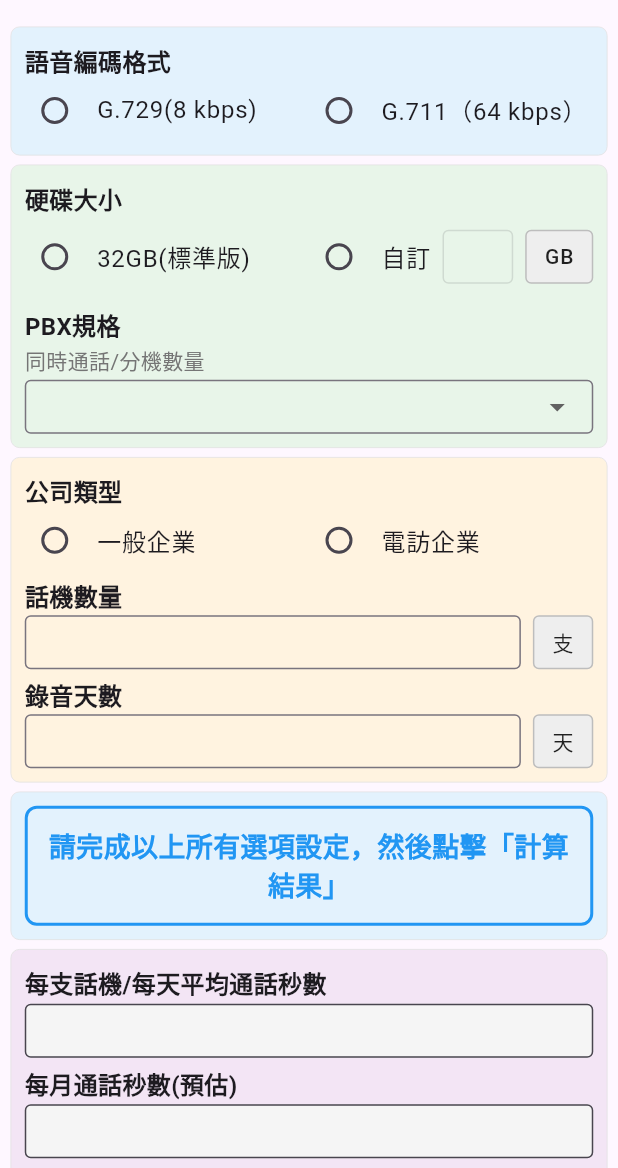
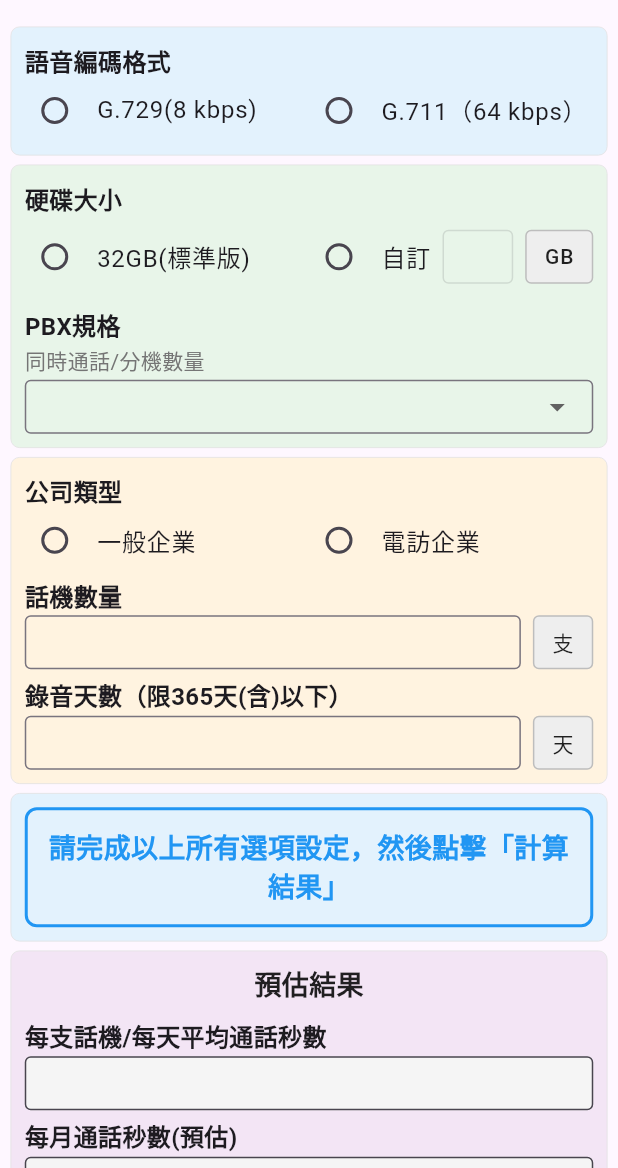
Before and after one commit to yyuchen-workspace/capacity-calculator, a Flutter app: the screen it shows after launch, on a phone screen of 412 x 824 dp, the part 68-1236 px from its top. Run offline on Flutter 3.47's test engine with Material 3 defaults, Android fonts, the phone set to English and light mode, and no system bars.

Commit message:
Update UI and calculation display
- Add recording days limit text (限365天(含)以下)
- Add "預估結果" section title in results area
- Update background calculation popup for R6 system recommendation

🤖 Generated with [Claude Code](https://claude.ai/code)

Co-Authored-By: Claude <noreply@anthropic.com>

```diff
--- a/lib/main.dart
+++ b/lib/main.dart
@@ -338,6 +338,11 @@ class _CalculatorPageState extends State<CalculatorPage> {
     String dailySecondsText = companyType == '一般企業' ? '1800' : '18000';
     String formatText = audioFormat == 'G.729(8 kbps)' ? '1000bytes(G.729)' : '8000bytes(G.711)';
 
+    double recordDaysNum = double.parse(recordDays);
+    String r6Recommendation = recordDaysNum > 365
+      ? '\n\'因錄音天數超過365天，故建議可外掛R6錄音備份系統，延長錄音備份至2年\''
+      : '，故建議\'$recommendedStorage\'';
+
     String processText = '''詳細結果:
 硬碟容量
 '$storageSize'*0.8=#${actualUsableCapacity}#GB
@@ -353,7 +358,7 @@ ${actualUsableCapacity}G-1GB(系統區)-$pbxDataArea='${actualRecordingCapacity}
 '$monthlyCallSeconds'每月通話秒數*$formatText/1048576(轉MB)/1024(轉GB)*1.5(預留)=$recordingCapacity
 (4)
 建議使用硬碟
-1GB PBX系統區+'${pbxSpecs[pbxSpec]!['dataArea']}GB' PBX資料區+錄音佔用容量$recordingCapacity=${1 + pbxSpecs[pbxSpec]!['dataArea'] + double.parse(recordingCapacity.replaceAll('GB', ''))}GB，故建議'$recommendedStorage'
+1GB PBX系統區+'${pbxSpecs[pbxSpec]!['dataArea']}GB' PBX資料區+錄音佔用容量$recordingCapacity=${1 + pbxSpecs[pbxSpec]!['dataArea'] + double.parse(recordingCapacity.replaceAll('GB', ''))}GB$r6Recommendation
 ''';
 
     showDialog(
@@ -699,7 +704,7 @@ ${actualUsableCapacity}G-1GB(系統區)-$pbxDataArea='${actualRecordingCapacity}
               Column(
                 crossAxisAlignment: CrossAxisAlignment.start,
                 children: [
-                  _buildSectionTitle('錄音天數'),
+                  _buildSectionTitle('錄音天數（限365天(含)以下）'),
                   Row(
                     children: [
                       Expanded(
@@ -733,6 +738,18 @@ ${actualUsableCapacity}G-1GB(系統區)-$pbxDataArea='${actualRecordingCapacity}
       color: Colors.purple[50],
       child: Column(
         children: [
+          // 預估結果標題
+          Padding(
+            padding: EdgeInsets.only(bottom: 8),
+            child: Text(
+              '預估結果',
+              style: TextStyle(
+                fontSize: 18,
+                fontWeight: FontWeight.bold,
+                color: Colors.black87,
+              ),
+            ),
+          ),
           // 每天平均通話秒數
           Column(
             crossAxisAlignment: CrossAxisAlignment.start,
```
Also changed, not shown: 4 other files.
